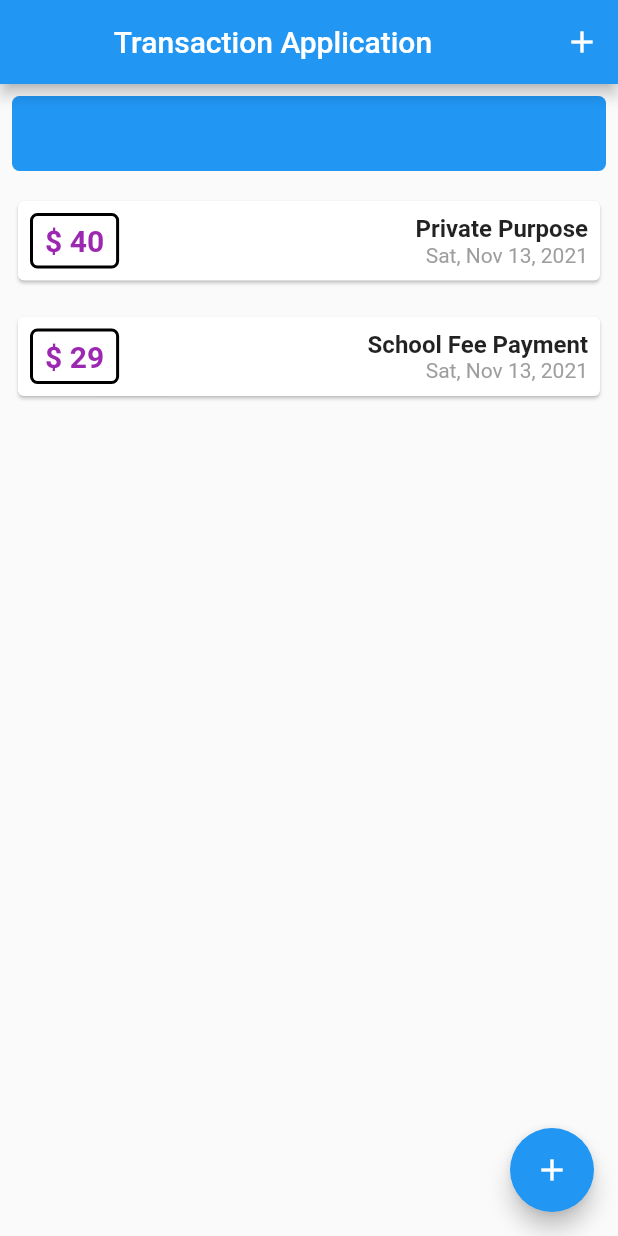
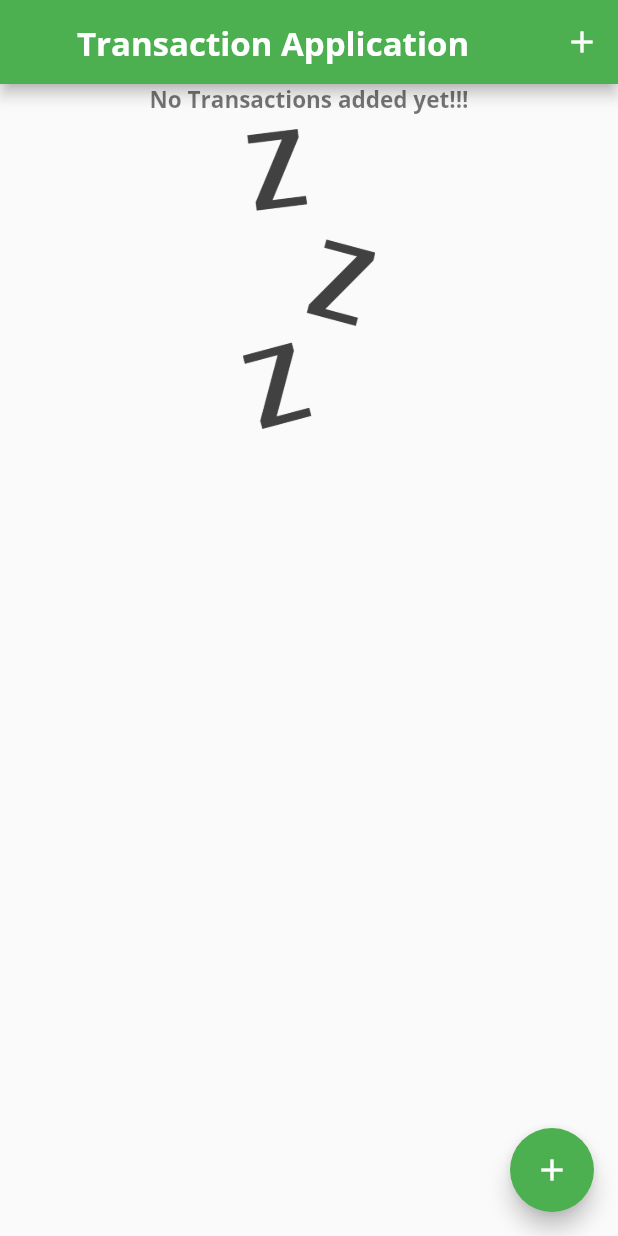
Before and after one commit to Rinnohara9803/transaction_manager_app, a Flutter app: the screen it shows after launch, on a phone screen of 412 x 824 dp. Run offline on Flutter 3.47's test engine with Material 2 defaults, Android fonts, the phone set to English and light mode, and no system bars.

Commit message:
themedata added

```diff
--- a/lib/main.dart
+++ b/lib/main.dart
@@ -13,6 +13,24 @@ class MyApp extends StatelessWidget {
   @override
   Widget build(BuildContext context) {
     return MaterialApp(
+      theme: ThemeData(
+        primarySwatch: Colors.green,
+        fontFamily: 'Quicksand',
+        textTheme: const TextTheme(
+          headline1: TextStyle(
+            fontFamily: 'OpenSans',
+            fontWeight: FontWeight.bold,
+            fontSize: 15,
+          ),
+        ),
+        appBarTheme: const AppBarTheme(
+          titleTextStyle: TextStyle(
+            fontFamily: 'OpenSans',
+            fontWeight: FontWeight.bold,
+            fontSize: 22,
+          ),
+        ),
+      ),
       debugShowCheckedModeBanner: false,
       home: HomePage(),
     );
--- a/lib/screens/home_page.dart
+++ b/lib/screens/home_page.dart
@@ -10,18 +10,18 @@ class HomePage extends StatefulWidget {
 
 class _HomePageState extends State<HomePage> {
   final List<Transaction> _transactions = [
-    Transaction(
-      id: 'rino9803',
-      title: 'Private Purpose',
-      amount: 40,
-      date: DateTime.now(),
-    ),
-    Transaction(
-      id: 'rino9802',
-      title: 'School Fee Payment',
-      amount: 29,
-      date: DateTime.now(),
-    ),
+    // Transaction(
+    //   id: 'rino9803',
+    //   title: 'Private Purpose',
+    //   amount: 40,
+    //   date: DateTime.now(),
+    // ),
+    // Transaction(
+    //   id: 'rino9802',
+    //   title: 'School Fee Payment',
+    //   amount: 29,
+    //   date: DateTime.now(),
+    // ),
   ];
 
   void addNewTransaction(String txtitle, int txamount) {
@@ -62,7 +62,9 @@ class _HomePageState extends State<HomePage> {
         ),
         appBar: AppBar(
           title: const Center(
-            child: Text('Transaction Application'),
+            child: Text(
+              'Transaction Application',
+            ),
           ),
           actions: [
             IconButton(
@@ -80,19 +82,19 @@ class _HomePageState extends State<HomePage> {
           width: MediaQuery.of(context).size.width,
           child: ListView(
             children: [
-              Container(
-                margin: const EdgeInsets.all(
-                  8,
-                ),
-                height: 50,
-                width: double.infinity,
-                decoration: BoxDecoration(
-                  color: Colors.blue,
-                  borderRadius: BorderRadius.circular(
-                    5,
-                  ),
-                ),
-              ),
+              // Container(
+              //   margin: const EdgeInsets.all(
+              //     8,
+              //   ),
+              //   height: 50,
+              //   width: double.infinity,
+              //   decoration: BoxDecoration(
+              //     color: Theme.of(context).colorScheme.primary,
+              //     borderRadius: BorderRadius.circular(
+              //       5,
+              //     ),
+              //   ),
+              // ),
               TransactionList(_transactions),
             ],
           ),
--- /dev/null
+++ b/lib/widgets/chart.dart
@@ -0,0 +1,12 @@
+import 'package:flutter/material.dart';
+
+class Chart extends StatelessWidget {
+  const Chart({Key? key}) : super(key: key);
+
+  @override
+  Widget build(BuildContext context) {
+    return Card(
+      child: Container(),
+    );
+  }
+}
--- a/lib/widgets/transaction_list.dart
+++ b/lib/widgets/transaction_list.dart
@@ -12,13 +12,32 @@ class TransactionList extends StatelessWidget {
     return Container(
       height: 300,
       width: double.infinity,
-      child: ListView.builder(
+      child: transactionList.isEmpty
+          ? Column(
+              children: [
+                Text(
+                  'No Transactions added yet!!!',
+                  style: Theme.of(context).textTheme.headline1,
+                ),
+                const SizedBox(
+                  height: 10,
+                ),
+                Container(
+                  height: 200,
+                  child: Image.asset(
+                    'images/waiting.png',
+                    fit: BoxFit.contain,
+                  ),
+                ),
+              ],
+            )
+          : ListView.builder(
               itemCount: transactionList.length,
               itemBuilder: (context, index) {
                 return Padding(
                   padding: const EdgeInsets.all(8.0),
                   child: Card(
-              elevation: 1,
+                    elevation: 3,
                     child: Padding(
                       padding: const EdgeInsets.only(
                         right: 8,
@@ -36,7 +55,7 @@ class TransactionList extends StatelessWidget {
                             ),
                             decoration: BoxDecoration(
                               border: Border.all(
-                          color: Colors.black,
+                                color: Theme.of(context).colorScheme.primary,
                                 width: 2,
                               ),
                               borderRadius: BorderRadius.circular(
@@ -45,10 +64,11 @@ class TransactionList extends StatelessWidget {
                             ),
                             child: Text(
                               '\$ ${transactionList[index].amount}',
-                        style: const TextStyle(
+                              style: TextStyle(
+                                // fontFamily: ,
                                 fontWeight: FontWeight.bold,
                                 fontSize: 20,
-                          color: Colors.purple,
+                                color: Theme.of(context).colorScheme.primary,
                               ),
                             ),
                           ),
@@ -57,10 +77,7 @@ class TransactionList extends StatelessWidget {
                             children: [
                               Text(
                                 transactionList[index].title,
-                          style: const TextStyle(
-                            fontWeight: FontWeight.bold,
-                            fontSize: 16,
-                          ),
+                                style: Theme.of(context).textTheme.headline1,
                               ),
                               Text(
                                 DateFormat.yMMMEd()
```
Also changed, not shown: pubspec.yaml (+25 -14 lines), fonts/OpenSans-Bold.ttf (added), fonts/OpenSans-Regular.ttf (added), fonts/Quicksand-Bold.ttf (added), fonts/Quicksand-Light.ttf (added), fonts/Quicksand-Medium.ttf (added), fonts/Quicksand-Regular.ttf (added), images/waiting.png (added). Lines whose indentation alone changed are shown as unchanged.
